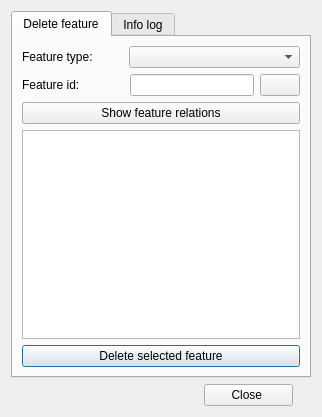
Giswater/giswater_qgis_plugin, file core/ui/toolbars/edit/feature_delete.ui: the form before one commit.
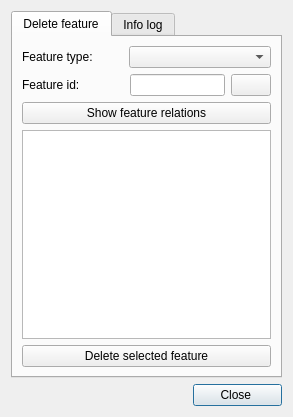
The form after the commit. Icons and pictures are not drawn.

Commit message: feat(.ui files): add lyt_buttons in missing files

Diff of the .ui file:
```diff
--- a/core/ui/toolbars/edit/feature_delete.ui
+++ b/core/ui/toolbars/edit/feature_delete.ui
@@ -6,7 +6,7 @@
    <rect>
     <x>0</x>
     <y>0</y>
-    <width>322</width>
+    <width>293</width>
     <height>417</height>
    </rect>
   </property>
@@ -14,6 +14,33 @@
    <string>Delete feature</string>
   </property>
   <layout class="QGridLayout" name="gridLayout">
+   <item row="2" column="0" colspan="4">
+    <layout class="QGridLayout" name="lyt_buttons">
+     <property name="topMargin">
+      <number>0</number>
+     </property>
+     <item row="0" column="0">
+      <spacer name="horizontalSpacer">
+       <property name="orientation">
+        <enum>Qt::Horizontal</enum>
+       </property>
+       <property name="sizeHint" stdset="0">
+        <size>
+         <width>40</width>
+         <height>20</height>
+        </size>
+       </property>
+      </spacer>
+     </item>
+     <item row="0" column="1">
+      <widget class="QPushButton" name="btn_cancel">
+       <property name="text">
+        <string>       Close        </string>
+       </property>
+      </widget>
+     </item>
+    </layout>
+   </item>
    <item row="0" column="0" colspan="4">
     <widget class="QTabWidget" name="mainTab">
      <property name="currentIndex">
@@ -151,33 +178,6 @@
      </widget>
     </widget>
    </item>
-   <item row="2" column="0">
-    <layout class="QGridLayout" name="lyt_buttons">
-     <property name="topMargin">
-      <number>0</number>
-     </property>
-     <item row="0" column="0">
-      <spacer name="horizontalSpacer">
-       <property name="orientation">
-        <enum>Qt::Horizontal</enum>
-       </property>
-       <property name="sizeHint" stdset="0">
-        <size>
-         <width>40</width>
-         <height>20</height>
-        </size>
-       </property>
-      </spacer>
-     </item>
-     <item row="0" column="1">
-      <widget class="QPushButton" name="btn_cancel">
-       <property name="text">
-        <string>       Close        </string>
-       </property>
-      </widget>
-     </item>
-    </layout>
-   </item>
   </layout>
  </widget>
  <resources/>
```
The commit also changes 29 other files.
